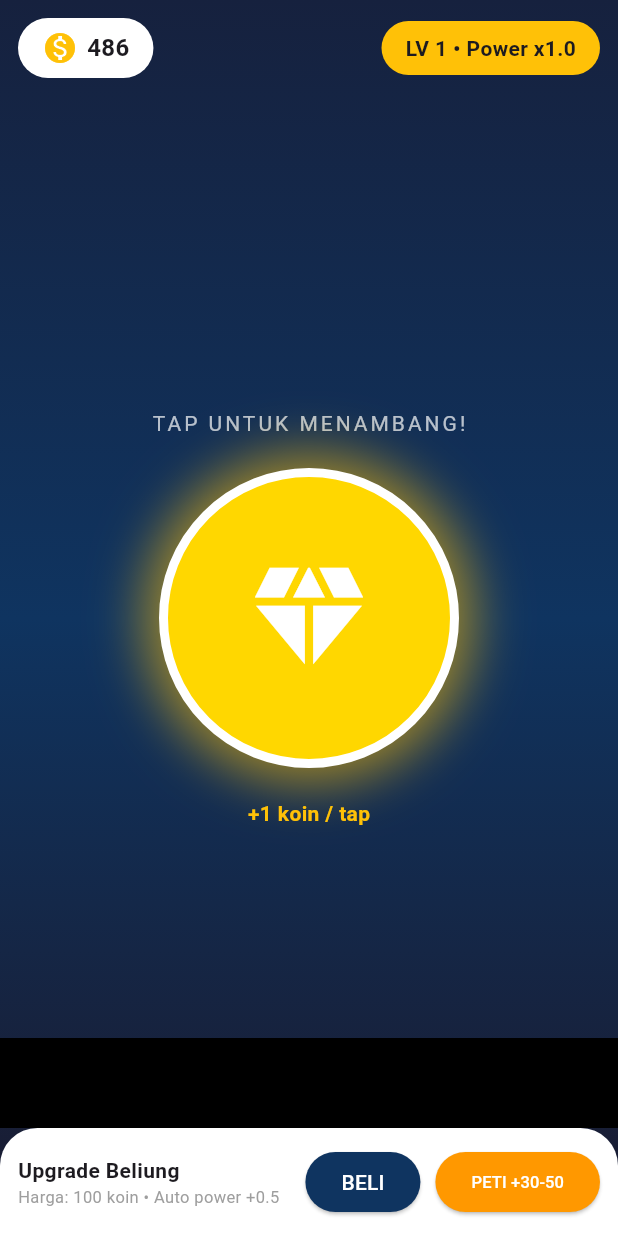
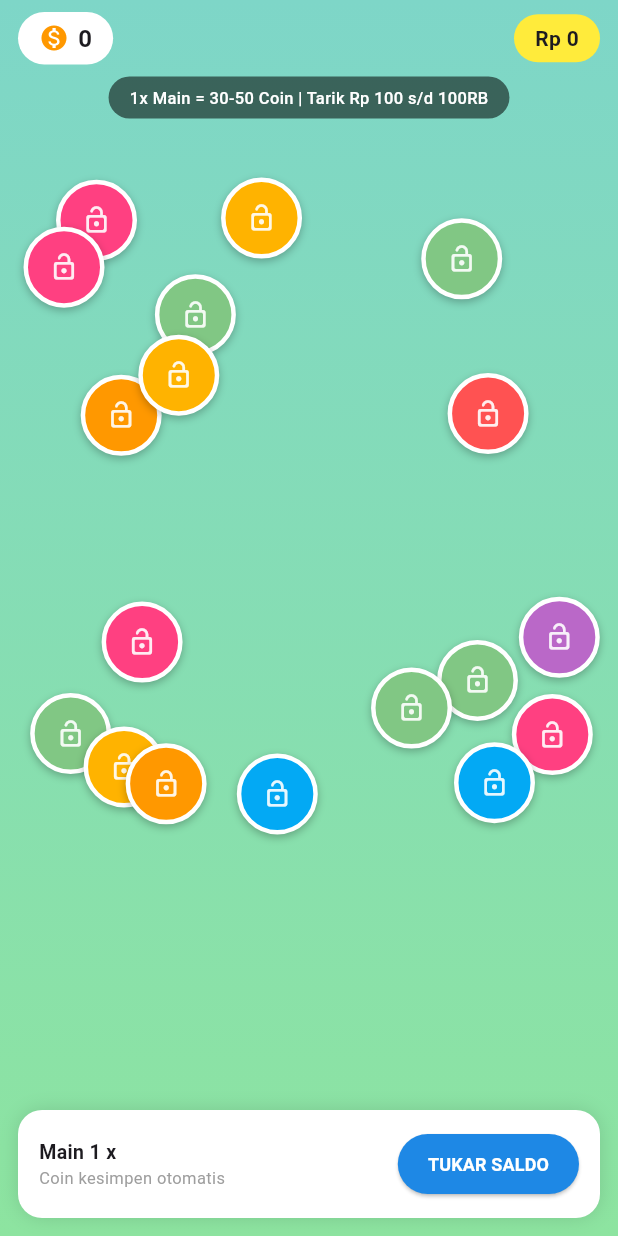
Before and after one commit to rizaldisini22-cmd/mountain-hunter, a Flutter app: the screen it shows after launch, on a phone screen of 412 x 824 dp. Run offline on Flutter 3.47's test engine with Material 3 defaults, Android fonts, the phone set to English and light mode, and no system bars; drawn by our look-alikes of google_mobile_ads.

Commit message:
Update main.dart

```diff
--- a/lib/main.dart
+++ b/lib/main.dart
@@ -1,194 +1,184 @@
+import 'package:flutter/material.dart';
+import 'dart:math';
 import 'dart:async';
-import 'dart:math';
-import 'package:flutter/material.dart';
-import 'package:google_mobile_ads/google_mobile_ads.dart';
-import 'package:shared_preferences/shared_preferences.dart';
 
-void main() {
-  WidgetsFlutterBinding.ensureInitialized();
-  MobileAds.instance.initialize();
-  runApp(const GoldMinerApp());
+void main() => runApp(MaterialApp(debugShowCheckedModeBanner: false, home: TapDanaGame()));
+
+class Bubble {
+  double x, y, dx, dy;
+  Color color;
+  bool isGone = false;
+  Bubble(this.x, this.y, this.color, this.dx, this.dy);
 }
 
-class GoldMinerApp extends StatelessWidget {
-  const GoldMinerApp({super.key});
-  @override
-  Widget build(BuildContext context) {
-    return MaterialApp(
-      debugShowCheckedModeBanner: false,
-      theme: ThemeData(fontFamily: 'Roboto'),
-      home: const GameScreen(),
+class TapDanaGame extends StatefulWidget {
+  @override State<TapDanaGame> createState() => _TapDanaGameState();
+}
+
+class _TapDanaGameState extends State<TapDanaGame> {
+  int coins = 0;
+  int rupiah = 0;
+  List<Bubble> bubbles = [];
+  Timer? gameTimer;
+  int playCount = 1;
+  Random rand = Random();
+
+  @override void initState(){
+    super.initState();
+    spawnBubbles();
+    gameTimer = Timer.periodic(Duration(milliseconds: 16), (t){
+      setState((){
+        for(var b in bubbles){
+          b.x += b.dx;
+          b.y += b.dy;
+          if(b.x < 0 || b.x > 1) b.dx *= -1;
+          if(b.y < 0 || b.y > 0.75) b.dy *= -1;
+        }
+      });
+      if(bubbles.every((b)=> b.isGone)) _showRewardAd();
+    });
+  }
+
+  void spawnBubbles(){
+    List<Color> colors = [Colors.redAccent, Colors.orange, Colors.amber.shade600, Colors.lightBlue, Colors.green.shade300, Colors.purple.shade300, Colors.pinkAccent];
+    bubbles = List.generate(18, (i){
+      return Bubble(rand.nextDouble(), rand.nextDouble()*0.6+0.1, colors[rand.nextInt(colors.length)], (rand.nextDouble()-0.5)*0.008, (rand.nextDouble()-0.5)*0.008);
+    });
+    setState((){});
+  }
+
+  void tapBubble(int index){
+    if(bubbles[index].isGone) return;
+    setState((){
+      bubbles[index].isGone = true;
+      coins += 1;
+      rupiah += 1;
+    });
+  }
+
+  void _showRewardAd(){
+    int reward = 30 + rand.nextInt(21);
+    showDialog(context: context, barrierDismissible: false, builder: (_)=> AlertDialog(
+      shape: RoundedRectangleBorder(borderRadius: BorderRadius.circular(20)),
+      title: Text("RONDE SELESAI!", textAlign: TextAlign.center, style: TextStyle(fontWeight: FontWeight.bold)),
+      content: Column(mainAxisSize: MainAxisSize.min, children:[
+        Container(width:80,height:80, decoration: BoxDecoration(color: Colors.green.shade100, shape: BoxShape.circle), child: Icon(Icons.play_circle_fill, size:60, color: Colors.green)),
+        SizedBox(height:12),
+        Text("Tonton iklan untuk lanjut", style: TextStyle(fontSize:14)),
+        SizedBox(height:8),
+        Text("+$reward KOIN", style: TextStyle(fontSize:28, fontWeight: FontWeight.bold, color: Colors.orange)),
+        Text("= Rp $reward", style: TextStyle(color: Colors.grey)),
+      ]),
+      actions: [SizedBox(width: double.infinity, child: ElevatedButton(
+        style: ElevatedButton.styleFrom(backgroundColor: Colors.blue, padding: EdgeInsets.symmetric(vertical:12), shape: StadiumBorder()),
+        onPressed: (){
+          setState((){
+            coins += reward;
+            rupiah += reward;
+            playCount++;
+          });
+          Navigator.pop(context);
+          spawnBubbles();
+        },
+        child: Text("TONTON IKLAN & DAPAT $reward KOIN", style: TextStyle(color:Colors.white, fontWeight: FontWeight.bold, fontSize:12))
+      ))],
+    ));
+  }
+
+  void openTukarSaldo(){
+    showModalBottomSheet(context: context, isScrollControlled: true, shape: RoundedRectangleBorder(borderRadius: BorderRadius.vertical(top: Radius.circular(25))),
+      builder: (_)=> WithdrawSheet(coins: coins, onWithdraw: (int coinUsed){
+        setState((){
+          coins -= coinUsed;
+          rupiah -= coinUsed;
+        });
+        Navigator.pop(context);
+        ScaffoldMessenger.of(context).showSnackBar(SnackBar(content: Text("Penukaran $coinUsed koin ke DANA diproses!"), backgroundColor: Colors.green));
+      })
+    );
+  }
+
+  @override Widget build(BuildContext context){
+    return Scaffold(
+      body: Container(
+        decoration: BoxDecoration(gradient: LinearGradient(begin: Alignment.topCenter, end: Alignment.bottomCenter, colors: [Color(0xFF7ED6C8), Color(0xFF8DE4A0)])),
+        child: SafeArea(child: Column(children:[
+          Padding(padding: EdgeInsets.symmetric(horizontal:12, vertical:8), child: Row(children:[
+            Container(padding: EdgeInsets.symmetric(horizontal:14, vertical:6), decoration: BoxDecoration(color: Colors.white, borderRadius: BorderRadius.circular(20)), child: Row(children:[Icon(Icons.monetization_on, color: Colors.orange, size:20), SizedBox(width:6), Text("$coins", style: TextStyle(fontWeight: FontWeight.bold, fontSize:16))])),
+            Spacer(),
+            Container(padding: EdgeInsets.symmetric(horizontal:14, vertical:6), decoration: BoxDecoration(color: Colors.yellow, borderRadius: BorderRadius.circular(20)), child: Text("Rp $rupiah", style: TextStyle(fontWeight: FontWeight.bold))),
+          ])),
+          Container(margin: EdgeInsets.symmetric(horizontal:12), padding: EdgeInsets.symmetric(horizontal:14, vertical:6), decoration: BoxDecoration(color: Colors.black54, borderRadius: BorderRadius.circular(20)), child: Text("1x Main = 30-50 Coin | Tarik Rp 100 s/d 100RB", style: TextStyle(color: Colors.white, fontSize:11, fontWeight: FontWeight.w500))),
+          SizedBox(height:10),
+          Expanded(child: LayoutBuilder(builder: (ctx, cons){
+            return Stack(children: List.generate(bubbles.length, (i){
+              var b = bubbles[i];
+              if(b.isGone) return SizedBox();
+              return Positioned(
+                left: b.x * (cons.maxWidth-56),
+                top: b.y * (cons.maxHeight-56),
+                child: GestureDetector(
+                  onTap: ()=> tapBubble(i),
+                  child: Container(width:54, height:54, decoration: BoxDecoration(color: b.color, shape: BoxShape.circle, border: Border.all(color: Colors.white, width:3), boxShadow: [BoxShadow(color: Colors.black26, blurRadius:4, offset: Offset(0,2))]), child: Icon(Icons.lock_open_rounded, color: Colors.white.withOpacity(0.9), size:20)),
+                ),
+              );
+            }));
+          })),
+          Container(margin: EdgeInsets.all(12), padding: EdgeInsets.symmetric(horizontal:14, vertical:12), decoration: BoxDecoration(color: Colors.white, borderRadius: BorderRadius.circular(16), boxShadow: [BoxShadow(color: Colors.black12, blurRadius:10)]), child: Row(children:[
+            Column(crossAxisAlignment: CrossAxisAlignment.start, children:[
+              Text("Main $playCount x", style: TextStyle(fontWeight: FontWeight.bold, fontSize:13)),
+              Text("Coin kesimpen otomatis", style: TextStyle(fontSize:11, color: Colors.grey)),
+            ]),
+            Spacer(),
+            ElevatedButton(onPressed: openTukarSaldo, style: ElevatedButton.styleFrom(backgroundColor: Colors.blue.shade600, shape: RoundedRectangleBorder(borderRadius: BorderRadius.circular(20)), padding: EdgeInsets.symmetric(horizontal:20, vertical:10)), child: Text("TUKAR SALDO", style: TextStyle(color: Colors.white, fontWeight: FontWeight.bold, fontSize:12)))
+          ]))
+        ])),
+      ),
     );
   }
 }
 
-class GameScreen extends StatefulWidget {
-  const GameScreen({super.key});
-  @override
-  State<GameScreen> createState() => _GameScreenState();
+class WithdrawSheet extends StatefulWidget {
+  final int coins;
+  final Function(int) onWithdraw;
+  WithdrawSheet({required this.coins, required this.onWithdraw});
+  @override State<WithdrawSheet> createState()=> _WithdrawSheetState();
 }
+class _WithdrawSheetState extends State<WithdrawSheet>{
+  TextEditingController danaCtrl = TextEditingController();
+  int selected = 100;
+  List<int> options = [100, 500, 1000, 5000, 10000, 20000, 50000, 100000];
 
-class _GameScreenState extends State<GameScreen> with TickerProviderStateMixin {
-  int coins = 0;
-  int totalTap = 0;
-  int level = 1;
-  double miningPower = 1;
-  List<Offset> floatCoins = [];
-
-  BannerAd? bannerAd;
-  RewardedAd? rewardedAd;
-  InterstitialAd? interstitialAd;
-  int tapCountForInter = 0;
-
-  late AnimationController _bounceController;
-  late Animation<double> _bounceAnim;
-
-  @override
-  void initState() {
-    super.initState();
-    _bounceController = AnimationController(vsync: this, duration: Duration(milliseconds: 150));
-    _bounceAnim = Tween<double>(begin: 1.0, end: 0.9).animate(CurvedAnimation(parent: _bounceController, curve: Curves.easeOut));
-    loadData();
-    loadAds();
-  }
-
-  Future<void> loadData() async {
-    final prefs = await SharedPreferences.getInstance();
-    setState(() {
-      coins = prefs.getInt('coins')?? 486;
-      level = prefs.getInt('level')?? 1;
-      miningPower = prefs.getDouble('power')?? 1;
-    });
-  }
-
-  Future<void> saveData() async {
-    final prefs = await SharedPreferences.getInstance();
-    prefs.setInt('coins', coins);
-    prefs.setInt('level', level);
-    prefs.setDouble('power', miningPower);
-  }
-
-  void loadAds() {
-    BannerAd(adUnitId: 'ca-app-pub-3940256099942544/6300978111', size: AdSize.banner, request: AdRequest(), listener: BannerAdListener()).load().then((ad) {}); // simplified
-    bannerAd = BannerAd(adUnitId: 'ca-app-pub-3940256099942544/6300978111', size: AdSize.banner, request: AdRequest(), listener: BannerAdListener(onAdLoaded: (ad)=>setState((){})))..load();
-
-    RewardedAd.load(adUnitId: 'ca-app-pub-3940256099942544/5224354917', request: AdRequest(), rewardedAdLoadCallback: RewardedAdLoadCallback(onAdLoaded: (ad)=>rewardedAd=ad, onAdFailedToLoad: (e)=>{}));
-    InterstitialAd.load(adUnitId: 'ca-app-pub-3940256099942544/1033173712', request: AdRequest(), adLoadCallback: InterstitialAdLoadCallback(onAdLoaded: (ad)=>interstitialAd=ad, onAdFailedToLoad: (e)=>{}));
-  }
-
-  void onTapMine(Offset pos) {
-    _bounceController.forward().then((_)=>_bounceController.reverse());
-    setState(() {
-      int earn = miningPower.toInt();
-      coins += earn;
-      totalTap++;
-      tapCountForInter++;
-      floatCoins.add(pos);
-    });
-    saveData();
-    Future.delayed(Duration(milliseconds: 800), ()=>setState(()=>floatCoins.removeAt(0)));
-
-    // Setiap 10 tap muncul kesempatan iklan rewarded 30-50 koin
-    if(totalTap % 10 == 0) showRewardChest();
-
-    // Interstitial tiap 25 tap biar aman AdMob
-    if(tapCountForInter >= 25 && interstitialAd!= null){
-      interstitialAd!.show();
-      tapCountForInter = 0;
-      InterstitialAd.load(adUnitId: 'ca-app-pub-3940256099942544/1033173712', request: AdRequest(), adLoadCallback: InterstitialAdLoadCallback(onAdLoaded: (ad)=>interstitialAd=ad, onAdFailedToLoad: (e)=>{}));
-    }
-  }
-
-  void showRewardChest(){
-    showDialog(context: context, builder: (c)=>AlertDialog(
-      shape: RoundedRectangleBorder(borderRadius: BorderRadius.circular(20)),
-      title: Text('🎉 PETI HARTA DITEMUKAN!'),
-      content: Text('Nonton iklan 15 detik untuk dapat 30-50 koin bonus!'),
-      actions: [
-        TextButton(onPressed: ()=>Navigator.pop(c), child: Text('Nanti')),
-        ElevatedButton(
-          style: ElevatedButton.styleFrom(backgroundColor: Colors.orange),
-          onPressed: (){
-            Navigator.pop(c);
-            if(rewardedAd!= null){
-              rewardedAd!.show(onUserEarnedReward: (ad, r){
-                int bonus = 30 + Random().nextInt(21);
-                setState(()=>coins+=bonus);
-                saveData();
-                ScaffoldMessenger.of(context).showSnackBar(SnackBar(content: Text('Dapat bonus +$bonus koin!')));
-              });
-              RewardedAd.load(adUnitId: 'ca-app-pub-3940256099942544/5224354917', request: AdRequest(), rewardedAdLoadCallback: RewardedAdLoadCallback(onAdLoaded: (ad)=>rewardedAd=ad, onAdFailedToLoad: (e)=>{}));
-            }
-          },
-          child: Text('TONTON IKLAN +30-50', style: TextStyle(color: Colors.white)),
-        )
-      ],
-    ));
-  }
-
-  void buyUpgrade(){
-    if(coins >= level*100){
-      setState((){coins-=level*100; level++; miningPower+=0.5;});
-      saveData();
-    }
-  }
-
-  @override
-  Widget build(BuildContext context) {
-    return Scaffold(
-      backgroundColor: Color(0xFF1A1A2E),
-      body: Stack(
-        children: [
-          // Background tambang
-          Container(
-            decoration: BoxDecoration(gradient: LinearGradient(begin: Alignment.topCenter, end: Alignment.bottomCenter, colors: [Color(0xFF16213E), Color(0xFF0F3460), Color(0xFF1A1A2E)])),
-          ),
-          // Header
-          SafeArea(child: Padding(padding: EdgeInsets.all(12), child: Row(mainAxisAlignment: MainAxisAlignment.spaceBetween, children: [
-            Container(padding: EdgeInsets.symmetric(horizontal:16, vertical:8), decoration: BoxDecoration(color: Colors.white, borderRadius: BorderRadius.circular(30)), child: Row(children:[Icon(Icons.monetization_on, color: Colors.amber), SizedBox(width:6), Text('$coins', style: TextStyle(fontWeight: FontWeight.bold, fontSize:16))])),
-            Container(padding: EdgeInsets.symmetric(horizontal:16, vertical:8), decoration: BoxDecoration(color: Colors.amber, borderRadius: BorderRadius.circular(30)), child: Text('LV $level • Power x${miningPower.toStringAsFixed(1)}', style: TextStyle(fontWeight: FontWeight.bold))),
-          ]))),
-
-          // Area Game
-          Center(
-            child: Column(mainAxisAlignment: MainAxisAlignment.center, children: [
-              Text('TAP UNTUK MENAMBANG!', style: TextStyle(color: Colors.white70, letterSpacing: 2)),
-              SizedBox(height: 20),
-              ScaleTransition(
-                scale: _bounceAnim,
-                child: GestureDetector(
-                  onTapDown: (d)=>onTapMine(d.globalPosition),
-                  child: Container(
-                    width: 200, height: 200,
-                    decoration: BoxDecoration(color: Color(0xFFFFD700), shape: BoxShape.circle, border: Border.all(color: Colors.white, width: 6), boxShadow: [BoxShadow(color: Colors.amber.withOpacity(0.6), blurRadius: 30, spreadRadius: 10)]),
-                    child: Icon(Icons.diamond, size: 90, color: Colors.white),
-                  ),
-                ),
-              ),
-              SizedBox(height: 20),
-              Text('+${miningPower.toInt()} koin / tap', style: TextStyle(color: Colors.amber, fontWeight: FontWeight.bold)),
-            ]),
-          ),
-
-          // Floating +1 animation
-         ...floatCoins.map((p)=>Positioned(left: p.dx, top: p.dy-20, child: TweenAnimationBuilder<double>(tween: Tween(begin:0,end:1), duration: Duration(milliseconds:800), builder:(c,v,child){return Opacity(opacity: 1-v, child: Transform.translate(offset: Offset(0,-v*50), child: Text('+${miningPower.toInt()}', style: TextStyle(color: Colors.yellow, fontWeight: FontWeight.bold, fontSize:18))));}))),
-
-          // Bottom Menu kayak game umum
-          Positioned(bottom: 0, left:0, right:0, child: Column(children:[
-            if(bannerAd!=null) Container(height:60, color: Colors.black, child: AdWidget(ad: bannerAd!)),
-            Container(
-              padding: EdgeInsets.all(12),
-              decoration: BoxDecoration(color: Colors.white, borderRadius: BorderRadius.vertical(top: Radius.circular(25))),
-              child: Row(children:[
-                Expanded(child: Column(crossAxisAlignment: CrossAxisAlignment.start, children:[Text('Upgrade Beliung', style:TextStyle(fontWeight: FontWeight.bold)), Text('Harga: ${level*100} koin • Auto power +0.5', style:TextStyle(fontSize:11, color: Colors.grey))]) ),
-                ElevatedButton(onPressed: buyUpgrade, style: ElevatedButton.styleFrom(backgroundColor: Color(0xFF0F3460), shape: RoundedRectangleBorder(borderRadius: BorderRadius.circular(20))), child: Text('BELI', style: TextStyle(color: Colors.white))),
-                SizedBox(width: 10),
-                ElevatedButton(onPressed: showRewardChest, style: ElevatedButton.styleFrom(backgroundColor: Colors.orange, shape: RoundedRectangleBorder(borderRadius: BorderRadius.circular(20))), child: Text('PETI +30-50', style: TextStyle(color: Colors.white, fontSize: 11))),
-              ]),
-            )
-          ]))
-        ],
-      ),
+  @override Widget build(BuildContext context){
+    return Padding(padding: EdgeInsets.only(bottom: MediaQuery.of(context).viewInsets.bottom, left:16, right:16, top:16),
+      child: Column(mainAxisSize: MainAxisSize.min, children:[
+        Container(width:40, height:5, decoration: BoxDecoration(color: Colors.grey[300], borderRadius: BorderRadius.circular(10))),
+        SizedBox(height:16),
+        Text("TUKAR KE DANA", style: TextStyle(fontWeight: FontWeight.bold, fontSize:20)),
+        SizedBox(height:4),
+        Text("Saldo: ${widget.coins} Coin", style: TextStyle(color: Colors.green, fontWeight: FontWeight.bold)),
+        SizedBox(height:14),
+        TextField(controller: danaCtrl, keyboardType: TextInputType.number, decoration: InputDecoration(labelText: "Nomor DANA 08xxxx", border: OutlineInputBorder(borderRadius: BorderRadius.circular(12)), prefixIcon: Icon(Icons.wallet))),
+        SizedBox(height:14),
+        Align(alignment: Alignment.centerLeft, child: Text("Pilih Nominal:", style: TextStyle(fontWeight: FontWeight.bold))),
+        SizedBox(height:8),
+        GridView.builder(shrinkWrap: true, physics: NeverScrollableScrollPhysics(), itemCount: options.length, gridDelegate: SliverGridDelegateWithFixedCrossAxisCount(crossAxisCount: 4, childAspectRatio: 1.6, crossAxisSpacing:8, mainAxisSpacing:8),
+          itemBuilder: (_, i){
+            bool sel = selected == options[i];
+            bool can = widget.coins >= options[i];
+            return GestureDetector(onTap: can?(){ setState(()=> selected = options[i]); }: null, child: Container(decoration: BoxDecoration(color: sel? Colors.blue: can? Colors.white: Colors.grey[200], borderRadius: BorderRadius.circular(10), border: Border.all(color: sel? Colors.blue: Colors.grey.shade300)), child: Center(child: Text("${options[i]}\n= Rp ${options[i]}", textAlign: TextAlign.center, style: TextStyle(color: sel? Colors.white: can? Colors.black87: Colors.grey, fontSize:11, fontWeight: FontWeight.bold)))));
+          }
+        ),
+        SizedBox(height:16),
+        SizedBox(width: double.infinity, child: ElevatedButton(
+          style: ElevatedButton.styleFrom(backgroundColor: selected <= widget.coins? Colors.blue: Colors.grey, padding: EdgeInsets.symmetric(vertical:14), shape: RoundedRectangleBorder(borderRadius: BorderRadius.circular(12))),
+          onPressed: selected <= widget.coins && danaCtrl.text.length>=10? ()=> widget.onWithdraw(selected) : null,
+          child: Text("TARIK Rp $selected", style: TextStyle(color: Colors.white, fontWeight: FontWeight.bold, fontSize:16))
+        )),
+        SizedBox(height:6),
+        Text("Min 100 Koin = Rp 100 | Proses 1-24 Jam", style: TextStyle(fontSize:11, color: Colors.grey)),
+        SizedBox(height:20),
+      ])
     );
   }
 }
```
